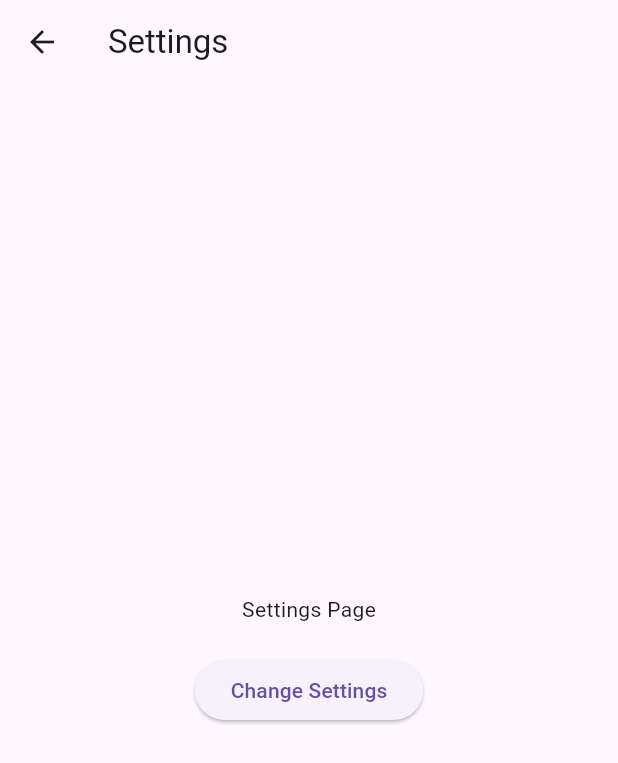
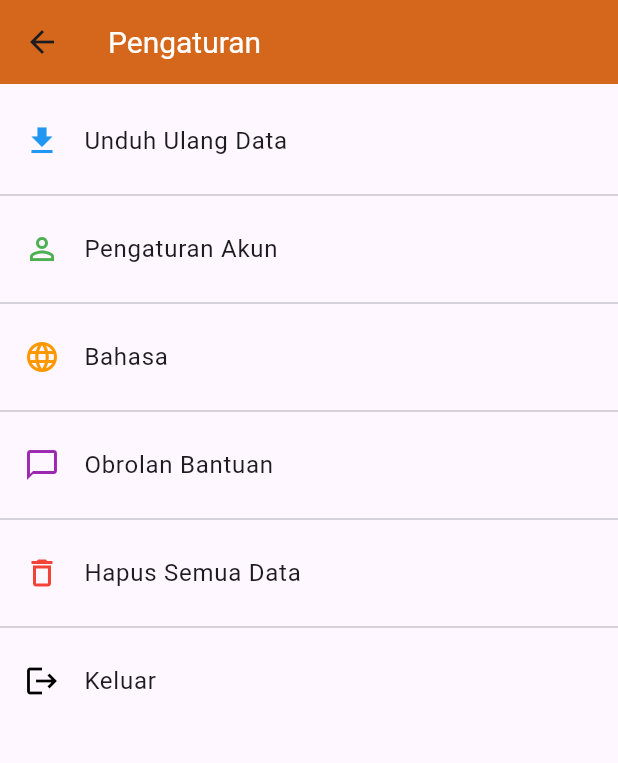
Before and after one commit to aladino24/livo-project, a Flutter app: the SettingView screen opened directly, on a phone screen of 412 x 824 dp. Shown: the top 763 px of the screen. Run offline on Flutter 3.47's test engine with Material 3 defaults, Android fonts, the phone set to English and light mode, and no system bars; our stand-ins replace auto_size_text, get, google_fonts, iconsax_flutter, persistent_bottom_nav_bar.

Commit message:
feat: halaman setting

```diff
--- a/lib/modules/settings/views/setting_view.dart
+++ b/lib/modules/settings/views/setting_view.dart
@@ -1,6 +1,5 @@
-
-
 import 'package:flutter/material.dart';
+import 'package:livo_project/themes/apps_color.dart';
 
 class SettingView extends StatelessWidget {
   const SettingView({super.key});
@@ -9,22 +8,72 @@ class SettingView extends StatelessWidget {
   Widget build(BuildContext context) {
     return Scaffold(
       appBar: AppBar(
-        title: const Text('Settings'),
+        title: const Text('Pengaturan',
+            style: TextStyle(color: Colors.white, fontSize: 20)),
+        backgroundColor: AppsColors.primaryColor,
       ),
-      body: Center(
-        child: Column(
-          mainAxisAlignment: MainAxisAlignment.center,
-          children: [
-            const Text('Settings Page'),
-            const SizedBox(height: 20),
-            ElevatedButton(
-              onPressed: () {
-                // Add functionality to change settings
-              },
-              child: const Text('Change Settings'),
-            ),
-          ],
-        ),
+      body: ListView(
+        children: [
+          const SizedBox(height: 10),
+
+          // Unduh ulang data
+          ListTile(
+            leading: const Icon(Icons.download, color: Colors.blue),
+            title: const Text('Unduh Ulang Data'),
+            onTap: () {
+            },
+          ),
+          const Divider(),
+
+          // Pengaturan Akun
+          ListTile(
+            leading: const Icon(Icons.person_outline, color: Colors.green),
+            title: const Text('Pengaturan Akun'),
+            onTap: () {
+              // TODO: Navigasi ke pengaturan akun
+            },
+          ),
+          const Divider(),
+
+          // Bahasa
+          ListTile(
+            leading: const Icon(Icons.language, color: Colors.orange),
+            title: const Text('Bahasa'),
+            onTap: () {
+              // TODO: Ganti bahasa
+            },
+          ),
+          const Divider(),
+
+          // Obrolan Bantuan
+          ListTile(
+            leading: const Icon(Icons.chat_bubble_outline, color: Colors.purple),
+            title: const Text('Obrolan Bantuan'),
+            onTap: () {
+              // TODO: Navigasi ke halaman bantuan
+            },
+          ),
+          const Divider(),
+
+          // Hapus Semua Data
+          ListTile(
+            leading: const Icon(Icons.delete_outline, color: Colors.red),
+            title: const Text('Hapus Semua Data'),
+            onTap: () {
+              // TODO: Konfirmasi dan hapus semua data
+            },
+          ),
+          const Divider(),
+
+          // Keluar
+          ListTile(
+            leading: const Icon(Icons.logout, color: Colors.black),
+            title: const Text('Keluar'),
+            onTap: () {
+              // TODO: Logout dan arahkan ke login
+            },
+          ),
+        ],
       ),
     );
   }
```
